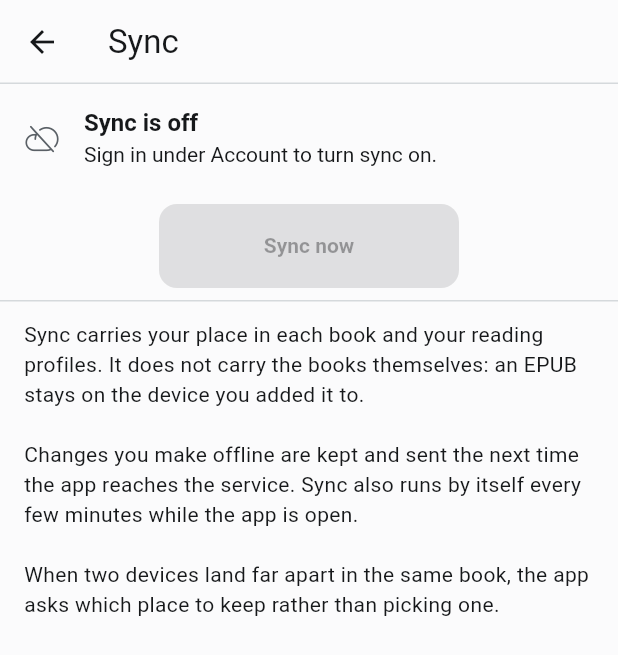
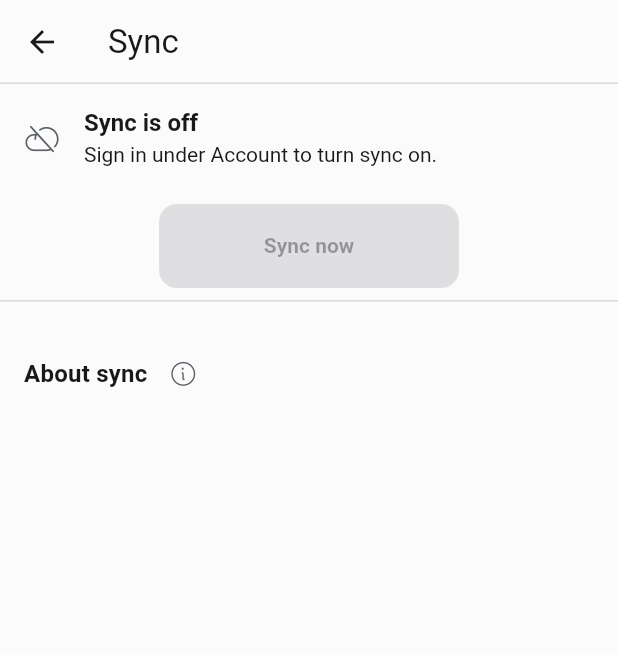
Before and after one commit to arnasbertulis/hereader, a Flutter app: the screen it shows after launch, item 3 of the bottom bar chosen, after a tap on "Sync", on a phone screen of 412 x 824 dp. Shown: the top 655 px of the screen. Run offline on Flutter 3.47's test engine with Material 3 defaults, Android fonts, the phone set to English and light mode, and no system bars; our stand-ins replace drift, drift_flutter, file_picker, flutter_secure_storage, package_info_plus; accounts and stored records are empty; generated files the repository leaves out were written again.

Commit message:
feat(app): move sync's three paragraphs behind InfoDot
Sync's "About sync" prose printed unconditionally below the Sync now
button. Moves it behind an (i) next to a new section label, matching
the pattern #357 established and #382's table calls out as the
Settings index item (the prose lives on sync_screen.dart, not
settings_screen.dart itself).

```diff
--- a/app/lib/reading/sync_screen.dart
+++ b/app/lib/reading/sync_screen.dart
@@ -7,6 +7,8 @@ import '../sync/sync_engine.dart';
 import '../theme/app_icons.dart';
 import '../theme/app_tokens.dart';
 import '../theme/content_width.dart';
+import 'info_dot.dart';
+import 'section_header.dart';
 
 /// What sync has done, and a way to make it run now.
 ///
@@ -113,23 +115,21 @@ class _SyncScreenState extends State<SyncScreen> {
                   ),
                 ),
                 const Divider(),
-                Padding(
-                  padding: const EdgeInsets.fromLTRB(
-                    AppSpacing.lg,
-                    AppSpacing.md,
-                    AppSpacing.lg,
-                    0,
-                  ),
-                  child: Text(
-                    'Sync carries your place in each book and your reading '
-                    'profiles. It does not carry the books themselves: an EPUB '
-                    'stays on the device you added it to.\n\n'
-                    'Changes you make offline are kept and sent the next time '
-                    'the app reaches the service. Sync also runs by itself '
-                    'every few minutes while the app is open.\n\n'
-                    'When two devices land far apart in the same book, the app '
-                    'asks which place to keep rather than picking one.',
-                    style: theme.textTheme.bodyMedium,
+                SectionHeader(
+                  'About sync',
+                  info: const InfoDot(
+                    semanticLabel: 'About sync',
+                    explanation:
+                        'Sync carries your place in each book and your '
+                        'reading profiles. It does not carry the books '
+                        'themselves: an EPUB stays on the device you added '
+                        'it to.\n\n'
+                        'Changes you make offline are kept and sent the next '
+                        'time the app reaches the service. Sync also runs by '
+                        'itself every few minutes while the app is open.\n\n'
+                        'When two devices land far apart in the same book, '
+                        'the app asks which place to keep rather than '
+                        'picking one.',
                   ),
                 ),
               ],
```
Also changed, not shown: 1 other file.
